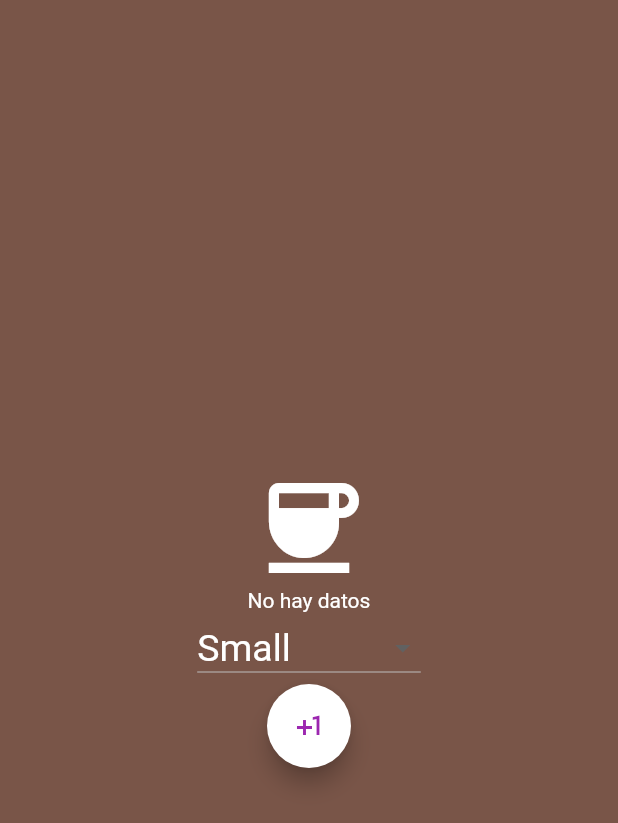
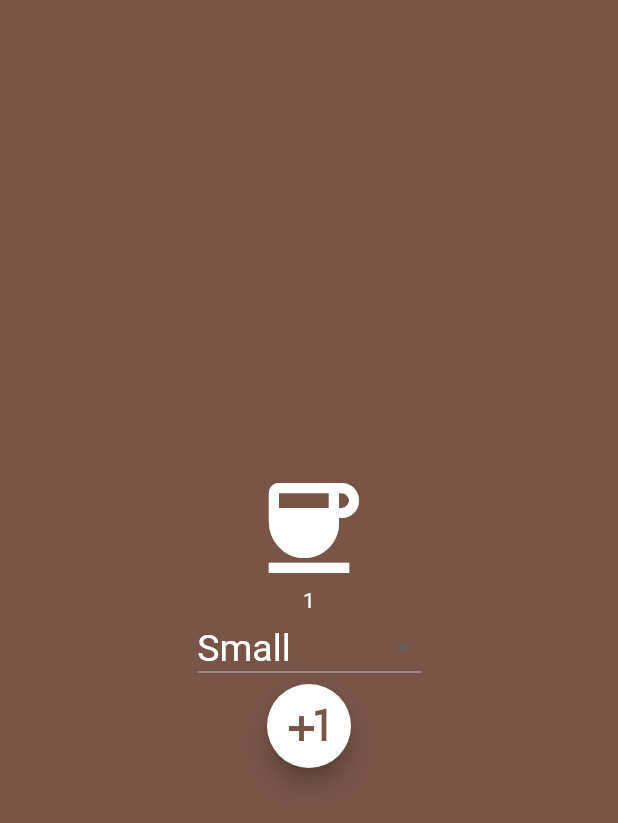
Before and after one commit to Erefor/coffees-counter-app, a Flutter app: the screen it shows after launch, after a tap on the "plus one" icon, on a phone screen of 412 x 824 dp. Shown: the top 823 px of the screen. Run offline on Flutter 3.47's test engine with Material 2 defaults, Android fonts, the phone set to English and light mode, and no system bars; our stand-ins replace sqflite; accounts and stored records are empty.

Commit message:
main funcionality added

```diff
--- a/lib/CoffeeModel.dart
+++ b/lib/CoffeeModel.dart
@@ -12,7 +12,7 @@ class Coffee {
 
   factory Coffee.fromJson(Map<String, dynamic> json) => Coffee(
       id: json['id'],
-      coffeeInt: json["int"],
+      coffeeInt: json["entero"],
       size: json["size"],
       date: json["date"]);
   Map<String, dynamic> toJson() =>
--- a/lib/CoffeesProvider.dart
+++ b/lib/CoffeesProvider.dart
@@ -17,7 +17,9 @@ class CoffeesProvider with ChangeNotifier {
   }
 
   void getCoffees() async {
+    print('Se llama getCoffees');
     this._coffees = await DBProvider.db.getAllCoffees();
+    print('Se devolvió el query');
     notifyListeners();
   }
 
--- a/lib/DBProvider.dart
+++ b/lib/DBProvider.dart
@@ -42,7 +42,7 @@ class DBProvider {
   Future<List<Coffee>> getAllCoffees() async {
     final db = await database;
     final response = await db.query('Coffees');
-    return response.isEmpty
+    return response.isNotEmpty
         ? response.map((coffee) => Coffee.fromJson(coffee)).toList()
         : [];
   }
--- a/lib/HomePage.dart
+++ b/lib/HomePage.dart
@@ -2,13 +2,13 @@ import 'package:coffe_counter_app/CoffeesProvider.dart';
 import 'package:flutter/material.dart';
 import 'package:intl/intl.dart';
 import 'package:provider/provider.dart';
-
 import 'CoffeeModel.dart';
 
 class HomePage extends StatelessWidget {
   @override
   Widget build(BuildContext context) {
-    final coffeeProvider = Provider.of<CoffeesProvider>(context);
+    final coffeeProvider = Provider.of<CoffeesProvider>(context).coffees;
+
     return Scaffold(
       backgroundColor: Colors.brown,
       body: SafeArea(
@@ -22,13 +22,10 @@ class HomePage extends StatelessWidget {
               size: 80,
               color: Colors.white,
             ),
-            Text(
-              coffeeProvider.coffees.length == 0
-                  ? 'No hay datos'
-                  : coffeeProvider.coffees.length.toString(),
+            Text(coffeeProvider.length.toString(),
               style: TextStyle(color: Colors.white),
             ),
-            _CoffeeSizeButtonsRow()
+            _CoffeeSizeButtonsRow(),
           ],
         ),
       ),
@@ -42,6 +39,12 @@ class _CoffeeSizeButtonsRow extends StatefulWidget {
 }
 
 class __CoffeeSizeButtonsRowState extends State<_CoffeeSizeButtonsRow> {
+  @override
+  void initState() {
+    Provider.of<CoffeesProvider>(context, listen: false).getCoffees();
+    super.initState();
+
+  }
   bool isChecked = false;
   dynamic valueItem = 'Small';
   @override
@@ -64,14 +67,13 @@ class __CoffeeSizeButtonsRowState extends State<_CoffeeSizeButtonsRow> {
           backgroundColor: Colors.white,
           child: Icon(
             Icons.plus_one,
-            color: Colors.purple,
+            color: Colors.brown,
+            size: 40,
           ),
           onPressed: () {
             String date = _getStringdate();
-            Coffee newCoffee =
-                Coffee(coffeeInt: 1, size: valueItem, date: date);
+            Coffee newCoffee = Coffee(coffeeInt: 1, size: valueItem, date: date);
             coffeeProvider.addCoffeeRecord(newCoffee);
-            //coffeeProvider.killDB();
           },
         )
       ],
```
Also changed, not shown: pubspec.lock.
